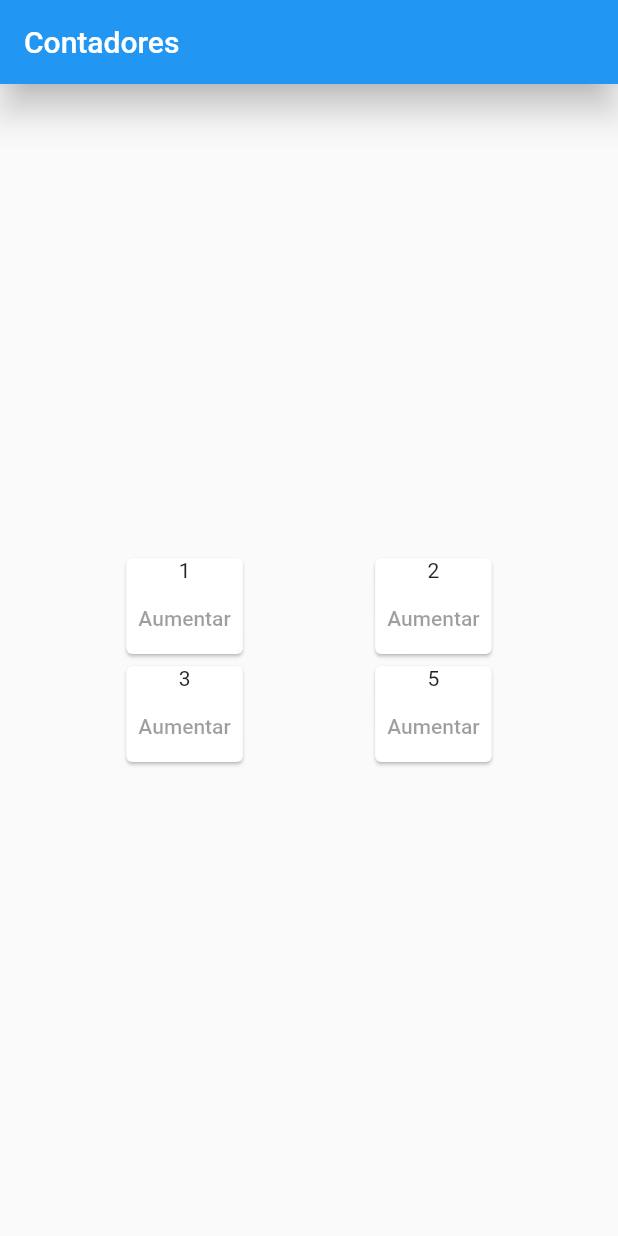
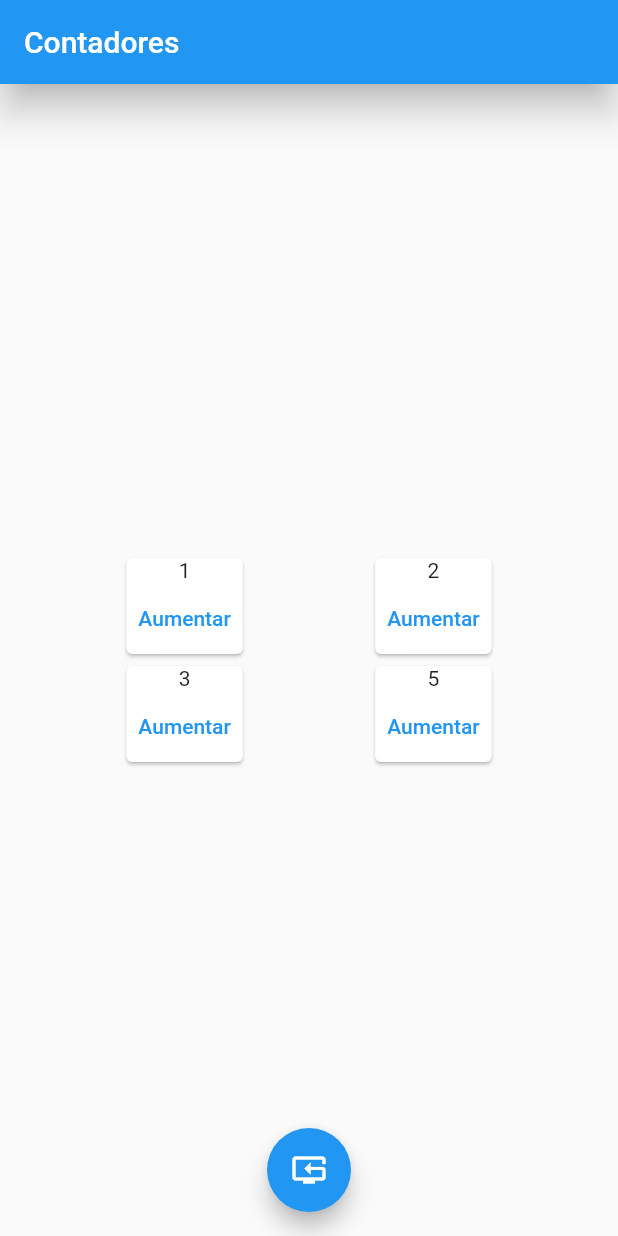
Before and after one commit to FabianAlarcon001/PM2-FSAS-AppFlutter, a Flutter app: the screen it shows after launch, on a phone screen of 412 x 824 dp. Run offline on Flutter 3.47's test engine with Material 2 defaults, Android fonts, the phone set to English and light mode, and no system bars.

Commit message:
Modificacion donde los botones ya son funcionales

```diff
--- a/otraapp/lib/main.dart
+++ b/otraapp/lib/main.dart
@@ -13,7 +13,10 @@ class CardExampleApp extends StatefulWidget {
 
 class _MyAppCounter extends State<CardExampleApp> {
 
-  int counter = 1;
+  int counter1 = 1;
+  int counter2 = 2;
+  int counter3 = 3;
+  int counter5 = 5;
 
   @override
   Widget build(BuildContext context) {
@@ -31,14 +34,18 @@ class _MyAppCounter extends State<CardExampleApp> {
             Row (
               mainAxisAlignment: MainAxisAlignment.spaceEvenly,
               children: [
-                const Card(
+                Card(
                   child: Column(
                     children: [
-                      Text("1"),
+                      Text('$counter1'),
                       Row(
                         children: [
                           TextButton(
-                            onPressed: null,
+                            onPressed: () {
+                              setState(() {
+                                counter1++;
+                              });
+                            },
                             child: Text("Aumentar"),
                           )
                         ],
@@ -46,14 +53,18 @@ class _MyAppCounter extends State<CardExampleApp> {
                     ],
                 ),
                 ),
-                const Card(
+                Card(
                   child: Column(
                     children: [
-                      Text("2"),
+                      Text('$counter2'),
                       Row(
                         children: [
                           TextButton(
-                            onPressed: null,
+                            onPressed: () {
+                              setState(() {
+                                counter2++;
+                              });
+                            },
                             child: Text("Aumentar"),
                           )
                         ],
@@ -66,29 +77,37 @@ class _MyAppCounter extends State<CardExampleApp> {
             Row (
               mainAxisAlignment: MainAxisAlignment.spaceEvenly,
               children: [
-                const Card(
+                Card(
                   child: Column(
                     children: [
-                      Text("3"),
+                      Text('$counter3'),
                       Row(
                         children: [
                           TextButton(
-                            onPressed: null,
+                            onPressed: () {
+                              setState(() {
+                                counter3++;
+                              });
+                            },
                             child: Text("Aumentar"),
                           )
                         ],
                       )
                     ],
+                  ),
                 ),
-                ),
-                const Card(
+                Card(
                   child: Column(
                     children: [
-                      Text("5"),
+                      Text('$counter5'),
                       Row(
                         children: [
                           TextButton(
-                            onPressed: null,
+                            onPressed: () {
+                              setState(() {
+                                counter5++;
+                              });
+                            },
                             child: Text("Aumentar"),
                           )
                         ],
@@ -97,9 +116,27 @@ class _MyAppCounter extends State<CardExampleApp> {
                   ),
                 ),
               ],
-            )
-            ]
+            ),
+            ],
           ),
+        ),
+        floatingActionButtonLocation: FloatingActionButtonLocation.centerFloat,
+        floatingActionButton: FloatingActionButton(
+          child: Icon(Icons.reset_tv),
+          onPressed: () {
+              setState(() {
+                counter1 = 0;
+              });
+              setState(() {
+                counter2 = 0;
+              });
+              setState(() {
+                counter3 = 0;
+              });
+              setState(() {
+                counter5 = 0;
+              });
+            },
         ),
       ),
     );
```
